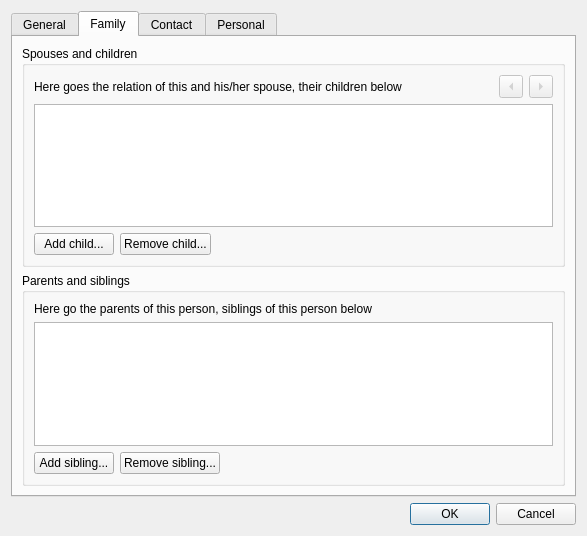
First picture: the form in dialogs/persondialog.ui, repository caybro/pedikree, before the edit.
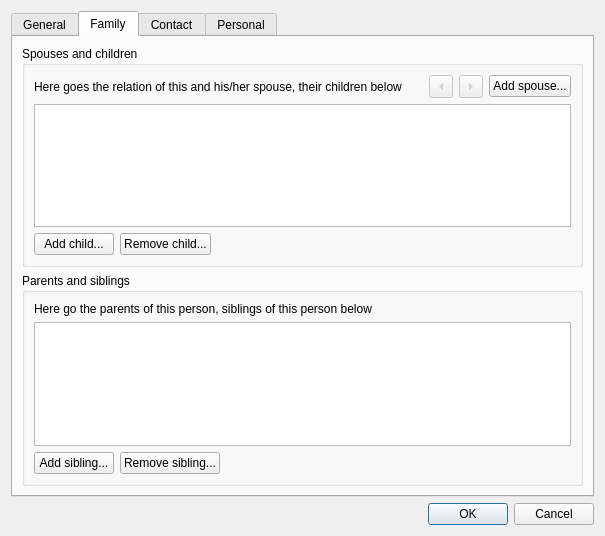
Second picture: the form after the edit. The open tabs and pages were chosen to show the change. Icons and pictures are not drawn.

Commit message: implemented Add spouse in the person dialog

```diff
--- a/dialogs/persondialog.ui
+++ b/dialogs/persondialog.ui
@@ -6,7 +6,7 @@
    <rect>
     <x>0</x>
     <y>0</y>
-    <width>587</width>
+    <width>605</width>
     <height>536</height>
    </rect>
   </property>
@@ -441,6 +441,12 @@
            <layout class="QHBoxLayout" name="horizontalLayout_6">
             <item>
              <widget class="QLabel" name="couples">
+              <property name="sizePolicy">
+               <sizepolicy hsizetype="MinimumExpanding" vsizetype="Preferred">
+                <horstretch>0</horstretch>
+                <verstretch>0</verstretch>
+               </sizepolicy>
+              </property>
               <property name="text">
                <string notr="true">Here goes the relation of this and his/her spouse, their children below</string>
               </property>
@@ -472,6 +478,22 @@
               </property>
              </widget>
             </item>
+            <item>
+             <widget class="QPushButton" name="btnAddSpouse">
+              <property name="sizePolicy">
+               <sizepolicy hsizetype="Preferred" vsizetype="Fixed">
+                <horstretch>0</horstretch>
+                <verstretch>0</verstretch>
+               </sizepolicy>
+              </property>
+              <property name="toolTip">
+               <string>Add a new spouse to this person</string>
+              </property>
+              <property name="text">
+               <string>Add spouse...</string>
+              </property>
+             </widget>
+            </item>
            </layout>
           </item>
           <item>
@@ -507,7 +529,7 @@
              </widget>
             </item>
             <item>
-             <spacer name="horizontalSpacer_2">
+             <spacer name="horizontalSpacer_3">
               <property name="orientation">
                <enum>Qt::Horizontal</enum>
               </property>
@@ -570,7 +592,7 @@
              </widget>
             </item>
             <item>
-             <spacer name="horizontalSpacer_3">
+             <spacer name="horizontalSpacer_2">
               <property name="orientation">
                <enum>Qt::Horizontal</enum>
               </property>
```
The commit also changes 2 other files.
